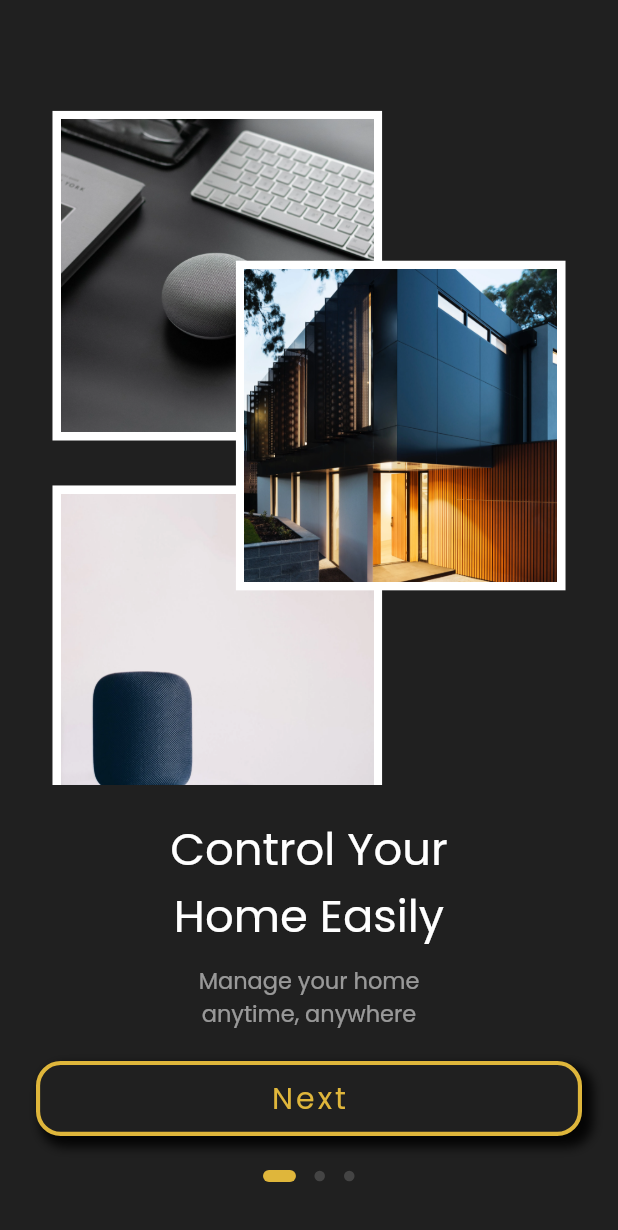
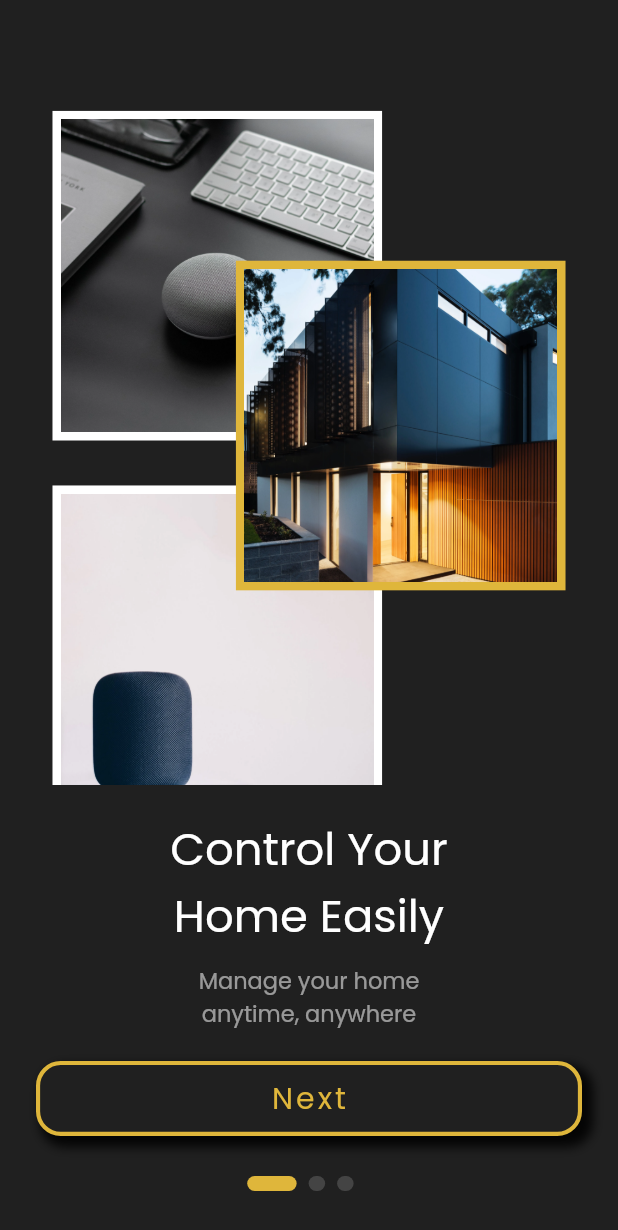
Before and after one commit to Ilejk/i_home, a Flutter app: the screen it shows after launch, on a phone screen of 412 x 824 dp. Shown: the top 1230 px of the screen. Run offline on Flutter 3.47's test engine with Material 2 defaults, Android fonts, the phone set to English and light mode, and no system bars; drawn by our look-alikes of dots_indicator, smooth_page_indicator; our stand-ins replace bloc, firebase_core, flutter_bloc, flutter_screenutil, freezed_annotation, get_it and 2 more; accounts and stored records are empty; generated files the repository leaves out were written again.

Commit message:
09.06.2023-17:58

```diff
--- a/lib/src/presentation/core/app_widget.dart
+++ b/lib/src/presentation/core/app_widget.dart
@@ -9,8 +9,12 @@ class AppWidget extends StatelessWidget {
 
   @override
   Widget build(BuildContext context) {
-    return BlocProvider(
-      create: (context) => OnBoardingBlocBloc(),
+    return MultiBlocProvider(
+      providers: [
+        BlocProvider(
+          create: (context) => OnBoardingBlocBloc(),
+        ),
+      ],
       child: ScreenUtilInit(
         builder: (context, child) => const MaterialApp(
           debugShowCheckedModeBanner: false,
--- a/lib/src/presentation/pages/on_boarding_page/on_boarding_page.dart
+++ b/lib/src/presentation/pages/on_boarding_page/on_boarding_page.dart
@@ -1,14 +1,16 @@
-import 'package:dots_indicator/dots_indicator.dart';
 import 'package:flutter/material.dart';
 import 'package:flutter_screenutil/flutter_screenutil.dart';
 import 'package:i_home/src/app/on_boarding_bloc/on_boarding_bloc_bloc.dart';
 import 'package:i_home/src/presentation/pages/on_boarding_page/widgets/on_boarding_page_column.dart';
 import 'package:i_home/src/presentation/pages/on_boarding_page/widgets/photo_type_grids.dart';
-import 'package:i_home/src/presentation/utils/asset_manager.dart';
-import 'package:i_home/src/presentation/utils/color_manager.dart';
-import 'package:i_home/src/presentation/utils/size_manager.dart';
-import 'package:i_home/src/presentation/utils/string_manager.dart';
+import 'package:i_home/src/presentation/router/router.dart';
+import 'package:i_home/src/presentation/utils/managers/asset_manager.dart';
+import 'package:i_home/src/presentation/utils/managers/color_manager.dart';
+import 'package:i_home/src/presentation/utils/managers/size_manager.dart';
+import 'package:i_home/src/presentation/utils/managers/string_manager.dart';
 import 'package:flutter_bloc/flutter_bloc.dart';
+import 'package:i_home/src/presentation/utils/services/global_methods.dart';
+import 'package:smooth_page_indicator/smooth_page_indicator.dart';
 
 class BoardingPage extends StatefulWidget {
   const BoardingPage({super.key});
@@ -18,6 +20,7 @@ class BoardingPage extends StatefulWidget {
 }
 
 class _BoardingPageState extends State<BoardingPage> {
+  PageController pageController = PageController(initialPage: 0);
   @override
   Widget build(BuildContext context) {
     return Scaffold(
@@ -29,18 +32,18 @@ class _BoardingPageState extends State<BoardingPage> {
             child: Stack(
               children: [
                 PageView(
+                  controller: pageController,
                   onPageChanged: (index) {
                     state.page = index;
-                    BlocProvider.of<OnBoardingBlocBloc>(context)
-                        .add(OnBoardingBlocEvent());
+                    BlocProvider.of<OnBoardingBlocBloc>(context).add(
+                      OnBoardingBlocEvent(),
+                    );
                   },
                   children: [
                     OnBoardingPageColumn(
                       title: StringManager.onBoardingTitle1,
                       subtitle: StringManager.onBoardingSubTitle1,
-                      onTap: () {
-                        //TODO
-                      },
+                      onTap: () => _nextPage(1),
                       buttonTitle: StringManager.next,
                       photoGridType: const PhotoGrid1(
                         imagePath1: ImageManager.onBoardingColumn1_1,
@@ -51,9 +54,7 @@ class _BoardingPageState extends State<BoardingPage> {
                     OnBoardingPageColumn(
                       title: StringManager.onBoardingTitle2,
                       subtitle: StringManager.onBoardingSubTitle2,
-                      onTap: () {
-                        //TODO
-                      },
+                      onTap: () => _nextPage(2),
                       buttonTitle: StringManager.next,
                       photoGridType: const PhotoGrid2(
                         imagePath1: ImageManager.onBoardingColumn2_1,
@@ -63,11 +64,10 @@ class _BoardingPageState extends State<BoardingPage> {
                     OnBoardingPageColumn(
                       title: StringManager.onBoardingTitle3,
                       subtitle: StringManager.onBoardingSubTitle3,
-                      onTap: () {
-                        //TODO
-                      },
+                      onTap: () => GBM.pushAndReplaceNamed(
+                          context: context, routeName: Routes.authRoute),
                       buttonTitle: StringManager.getStarted,
-                      photoGridType: const PhotoGrid1(
+                      photoGridType: const PhotoGrid3(
                         imagePath1: ImageManager.onBoardingColumn3_1,
                         imagePath2: ImageManager.onBoardingColumn3_2,
                         imagePath3: ImageManager.onBoardingColumn3_3,
@@ -77,25 +77,16 @@ class _BoardingPageState extends State<BoardingPage> {
                 ),
                 Positioned(
                   bottom: SizeManager.s30.h,
-                  left: SizeManager.s100.w,
-                  right: SizeManager.s100.w,
-                  child: DotsIndicator(
-                    position: state.page,
-                    dotsCount: 3,
-                    decorator: DotsDecorator(
-                      color: ColorManager.accentDarkGrey,
-                      activeColor: ColorManager.accentDarkYellow,
-                      size: Size(
-                        SizeManager.s7.w,
-                        SizeManager.s7.h,
-                      ),
-                      activeSize: Size(
-                        SizeManager.s20.w,
-                        SizeManager.s8.h,
-                      ),
-                      activeShape: RoundedRectangleBorder(
-                        borderRadius: BorderRadius.circular(SizeManager.s15),
-                      ),
+                  left: SizeManager.s150.w,
+                  right: SizeManager.s150.w,
+                  child: SmoothPageIndicator(
+                    controller: pageController,
+                    count: 3,
+                    effect: ExpandingDotsEffect(
+                      dotColor: ColorManager.accentDarkGrey,
+                      activeDotColor: ColorManager.accentDarkYellow,
+                      dotHeight: SizeManager.s10.h,
+                      dotWidth: SizeManager.s10.w,
                     ),
                   ),
                 )
@@ -106,4 +97,12 @@ class _BoardingPageState extends State<BoardingPage> {
       ),
     );
   }
+
+  Future<void> _nextPage(int index) {
+    return pageController.animateToPage(
+      index,
+      duration: const Duration(milliseconds: 650),
+      curve: Curves.decelerate,
+    );
+  }
 }
--- a/lib/src/presentation/pages/on_boarding_page/widgets/on_boarding_page_column.dart
+++ b/lib/src/presentation/pages/on_boarding_page/widgets/on_boarding_page_column.dart
@@ -1,8 +1,8 @@
 import 'package:flutter/material.dart';
 import 'package:flutter_screenutil/flutter_screenutil.dart';
-import 'package:i_home/src/presentation/utils/color_manager.dart';
-import 'package:i_home/src/presentation/utils/font_manager.dart';
-import 'package:i_home/src/presentation/utils/size_manager.dart';
+import 'package:i_home/src/presentation/utils/managers/color_manager.dart';
+import 'package:i_home/src/presentation/utils/managers/font_manager.dart';
+import 'package:i_home/src/presentation/utils/managers/size_manager.dart';
 import 'package:i_home/src/presentation/widgets/app_textstyle_widget.dart';
 import 'package:i_home/src/presentation/widgets/spacers.dart';
 import 'package:i_home/src/presentation/widgets/text_widget.dart';
--- a/lib/src/presentation/pages/on_boarding_page/widgets/photo_type_grids.dart
+++ b/lib/src/presentation/pages/on_boarding_page/widgets/photo_type_grids.dart
@@ -1,7 +1,7 @@
 import 'package:flutter/material.dart';
 import 'package:flutter_screenutil/flutter_screenutil.dart';
-import 'package:i_home/src/presentation/utils/color_manager.dart';
-import 'package:i_home/src/presentation/utils/size_manager.dart';
+import 'package:i_home/src/presentation/utils/managers/color_manager.dart';
+import 'package:i_home/src/presentation/utils/managers/size_manager.dart';
 
 class PhotoGrid1 extends StatelessWidget {
   const PhotoGrid1({
@@ -61,7 +61,7 @@ class PhotoGrid1 extends StatelessWidget {
             top: SizeManager.s150.h,
             right: SizeManager.s10.w,
             child: Container(
-              decoration: const BoxDecoration(color: ColorManager.white),
+              decoration: BoxDecoration(color: ColorManager.accentDarkYellow),
               width: SizeManager.s200.w,
               height: SizeManager.s200.w,
               child: Padding(
@@ -101,7 +101,7 @@ class PhotoGrid2 extends StatelessWidget {
             top: SizeManager.s50.h,
             left: SizeManager.s10.w,
             child: Container(
-              decoration: const BoxDecoration(color: ColorManager.white),
+              decoration: BoxDecoration(color: ColorManager.accentDarkYellow),
               width: SizeManager.s200.w,
               height: SizeManager.s200.w,
               child: Padding(
@@ -161,7 +161,7 @@ class PhotoGrid3 extends StatelessWidget {
             top: SizeManager.s150.h,
             left: SizeManager.s10.w,
             child: Container(
-              decoration: const BoxDecoration(color: ColorManager.white),
+              decoration: BoxDecoration(color: ColorManager.accentDarkYellow),
               width: SizeManager.s200.w,
               height: SizeManager.s200.w,
               child: Padding(
--- a/lib/src/presentation/router/router.dart
+++ b/lib/src/presentation/router/router.dart
@@ -1,12 +1,13 @@
 import 'package:flutter/material.dart';
-import 'package:flutter/widgets.dart';
+import 'package:i_home/src/presentation/auth/auth_page.dart';
 import 'package:i_home/src/presentation/pages/home_page/home_page.dart';
 import 'package:i_home/src/presentation/pages/on_boarding_page/on_boarding_page.dart';
 import 'package:i_home/src/presentation/pages/sign_in_page/sign_in_page.dart';
-import 'package:i_home/src/presentation/utils/string_manager.dart';
+import 'package:i_home/src/presentation/utils/managers/string_manager.dart';
 
 class Routes {
   static const String boardingRoute = '/';
+  static const String authRoute = '/authRoute';
   static const String signInRoute = '/signInRoute';
   static const String homeRoute = '/homeRoute';
 }
@@ -20,6 +21,8 @@ class RouteGenerator {
         return MaterialPageRoute(builder: (_) => const HomePage());
       case Routes.signInRoute:
         return MaterialPageRoute(builder: (_) => const SignInPage());
+      case Routes.authRoute:
+        return MaterialPageRoute(builder: (_) => const AuthPage());
       default:
         return undefinedRoute();
     }
--- /dev/null
+++ b/lib/src/presentation/utils/services/global_methods.dart
@@ -0,0 +1,16 @@
+import 'package:flutter/material.dart';
+
+class GBM {
+  static pushNamed({required BuildContext context, required String routeName}) {
+    Navigator.of(context).pushNamed(routeName);
+  }
+
+  static pushAndReplaceNamed(
+      {required BuildContext context, required String routeName}) {
+    Navigator.of(context).pushReplacementNamed(routeName);
+  }
+
+  static pop({required BuildContext context, required String routeName}) {
+    Navigator.of(context).pop();
+  }
+}
```
Also changed, not shown: lib/src/presentation/auth/auth_page.dart (added, +12 -0 lines), lib/src/presentation/utils/managers/asset_manager.dart (renamed from lib/src/presentation/utils/asset_manager.dart), lib/src/presentation/utils/managers/color_manager.dart (renamed from lib/src/presentation/utils/color_manager.dart), lib/src/presentation/utils/managers/font_manager.dart (renamed from lib/src/presentation/utils/font_manager.dart), lib/src/presentation/utils/managers/size_manager.dart (renamed from lib/src/presentation/utils/size_manager.dart), lib/src/presentation/utils/managers/string_manager.dart (renamed from lib/src/presentation/utils/string_manager.dart).
